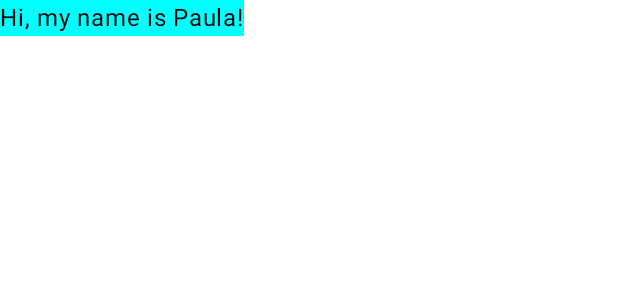
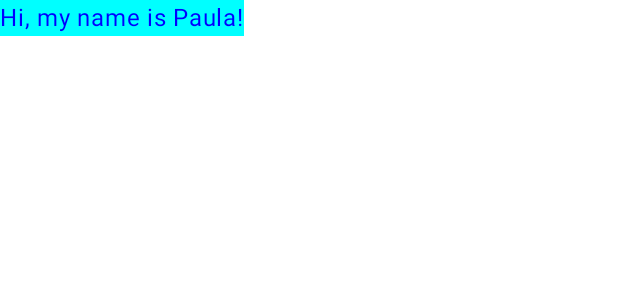
Before and after one commit to anapaulahong/Laboratorioo3, an Android app built with Jetpack Compose: the @Preview function GreetingPreview, on a phone screen of 412 x 824 dp. Shown: the top 300 px of the screen. Run offline under Robolectric (Android 15) with nearby library versions, the phone set to English and light mode, and no system bars.

Commit message:
font color

```diff
--- a/Laboratorio3/app/src/main/java/com/example/laboratorio3/MainActivity.kt
+++ b/Laboratorio3/app/src/main/java/com/example/laboratorio3/MainActivity.kt
@@ -35,6 +35,7 @@ class MainActivity : ComponentActivity() {
 fun Greeting(name: String, modifier: Modifier = Modifier) {
     Text(
         text = "Hi, my name is $name!",
+        color = Color.Blue,
         modifier = modifier
     )
 }
```
